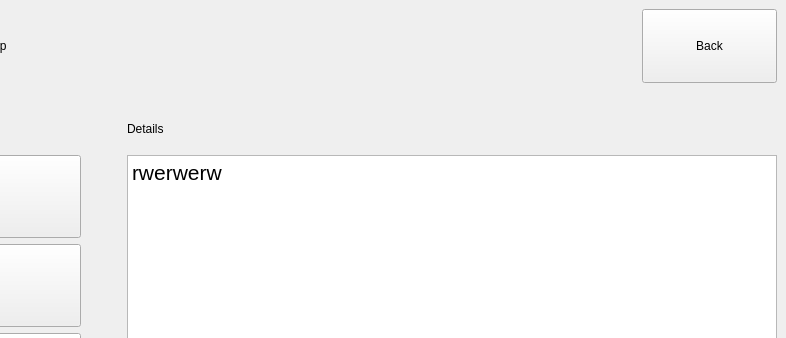
Above: main/help.ui from Demonim/Simargl-Study-Project before the change; both pictures show x 354 to 1140 and y 0 to 338 of the 1140 by 860 pixel window. Below: the same form after it.
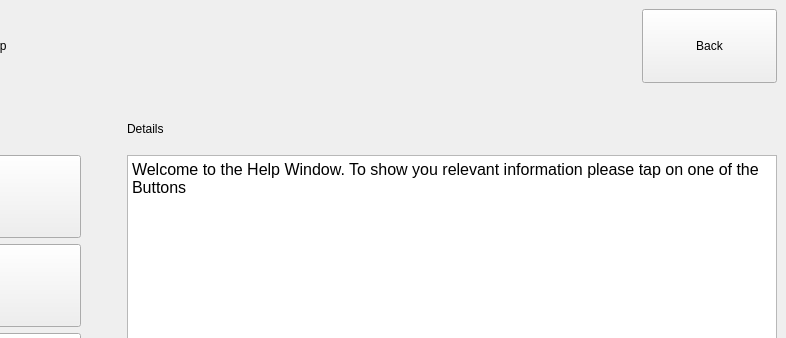
That is the form after the change.

Commit message: Help window changes

What changed in the file:
```diff
--- a/main/help.ui
+++ b/main/help.ui
@@ -317,7 +317,7 @@
 &lt;html&gt;&lt;head&gt;&lt;meta name=&quot;qrichtext&quot; content=&quot;1&quot; /&gt;&lt;style type=&quot;text/css&quot;&gt;
 p, li { white-space: pre-wrap; }
 &lt;/style&gt;&lt;/head&gt;&lt;body style=&quot; font-family:'MS Shell Dlg 2'; font-size:7.8pt; font-weight:400; font-style:normal;&quot;&gt;
-&lt;p style=&quot; margin-top:0px; margin-bottom:0px; margin-left:0px; margin-right:0px; -qt-block-indent:0; text-indent:0px;&quot;&gt;&lt;span style=&quot; font-size:16pt;&quot;&gt;rwerwerw&lt;/span&gt;&lt;/p&gt;&lt;/body&gt;&lt;/html&gt;</string>
+&lt;p style=&quot; margin-top:0px; margin-bottom:0px; margin-left:0px; margin-right:0px; -qt-block-indent:0; text-indent:0px;&quot;&gt;&lt;span style=&quot; font-size:12pt;&quot;&gt;Welcome to the Help Window. To show you relevant information please tap on one of the Buttons&lt;/span&gt;&lt;/p&gt;&lt;/body&gt;&lt;/html&gt;</string>
           </property>
          </widget>
         </item>
```
Left out of the diff: 2 changed lines with no effect on the pictures. The commit also changes 1 other file.
